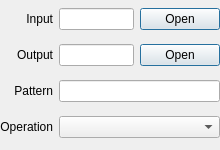
First picture: the form in mediacopier-cli/src/gui/widget_param.ui, repository patrickziegler/mediacopier, before the edit.
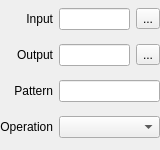
Second picture: the form after the edit.

```diff
--- a/mediacopier-cli/src/gui/widget_param.ui
+++ b/mediacopier-cli/src/gui/widget_param.ui
@@ -7,7 +7,7 @@
    <rect>
     <x>0</x>
     <y>0</y>
-    <width>220</width>
+    <width>160</width>
     <height>150</height>
    </rect>
   </property>
@@ -24,6 +24,16 @@
    <property name="bottomMargin">
     <number>0</number>
    </property>
+   <item row="5" column="0">
+    <widget class="QLabel" name="paramCommandLabel">
+     <property name="text">
+      <string>Operation</string>
+     </property>
+     <property name="alignment">
+      <set>Qt::AlignRight|Qt::AlignTrailing|Qt::AlignVCenter</set>
+     </property>
+    </widget>
+   </item>
    <item row="0" column="0">
     <widget class="QLabel" name="dirsInputDirLabel">
      <property name="text">
@@ -34,23 +44,17 @@
      </property>
     </widget>
    </item>
-   <item row="0" column="1">
-    <widget class="QLineEdit" name="dirsInputDirText"/>
-   </item>
-   <item row="0" column="2">
-    <widget class="QDialogButtonBox" name="dirsInputDirButton">
-     <property name="sizePolicy">
-      <sizepolicy hsizetype="Maximum" vsizetype="Fixed">
-       <horstretch>0</horstretch>
-       <verstretch>0</verstretch>
-      </sizepolicy>
+   <item row="3" column="0">
+    <widget class="QLabel" name="paramBaseFormatLabel">
+     <property name="text">
+      <string>Pattern</string>
      </property>
-     <property name="standardButtons">
-      <set>QDialogButtonBox::Open</set>
+     <property name="alignment">
+      <set>Qt::AlignRight|Qt::AlignTrailing|Qt::AlignVCenter</set>
      </property>
     </widget>
    </item>
-   <item row="1" column="0">
+   <item row="2" column="0">
     <widget class="QLabel" name="dirsOutputDirLabel">
      <property name="text">
       <string>Output</string>
@@ -60,50 +64,40 @@
      </property>
     </widget>
    </item>
-   <item row="1" column="1">
+   <item row="2" column="1">
     <widget class="QLineEdit" name="dirsOutputDirText"/>
    </item>
-   <item row="1" column="2">
-    <widget class="QDialogButtonBox" name="dirsOutputDirButton">
-     <property name="sizePolicy">
-      <sizepolicy hsizetype="Maximum" vsizetype="Fixed">
-       <horstretch>0</horstretch>
-       <verstretch>0</verstretch>
-      </sizepolicy>
-     </property>
-     <property name="standardButtons">
-      <set>QDialogButtonBox::Open</set>
-     </property>
-    </widget>
-   </item>
-   <item row="2" column="0">
-    <widget class="QLabel" name="paramBaseFormatLabel">
+   <item row="2" column="2">
+    <widget class="QToolButton" name="dirsOutputDirButton">
      <property name="text">
-      <string>Pattern</string>
+      <string>...</string>
      </property>
-     <property name="alignment">
-      <set>Qt::AlignRight|Qt::AlignTrailing|Qt::AlignVCenter</set>
-     </property>
     </widget>
    </item>
-   <item row="3" column="0">
-    <widget class="QLabel" name="paramCommandLabel">
+   <item row="0" column="1">
+    <widget class="QLineEdit" name="dirsInputDirText"/>
+   </item>
+   <item row="0" column="2">
+    <widget class="QToolButton" name="dirsInputDirButton">
      <property name="text">
-      <string>Operation</string>
+      <string>...</string>
      </property>
-     <property name="alignment">
-      <set>Qt::AlignRight|Qt::AlignTrailing|Qt::AlignVCenter</set>
+     <property name="popupMode">
+      <enum>QToolButton::DelayedPopup</enum>
      </property>
+     <property name="arrowType">
+      <enum>Qt::NoArrow</enum>
+     </property>
     </widget>
    </item>
-   <item row="2" column="1" colspan="2">
+   <item row="3" column="1" colspan="2">
     <widget class="QLineEdit" name="paramPattern">
      <property name="text">
       <string/>
      </property>
     </widget>
    </item>
-   <item row="3" column="1" colspan="2">
+   <item row="5" column="1" colspan="2">
     <widget class="QComboBox" name="paramCommand"/>
    </item>
   </layout>
```
